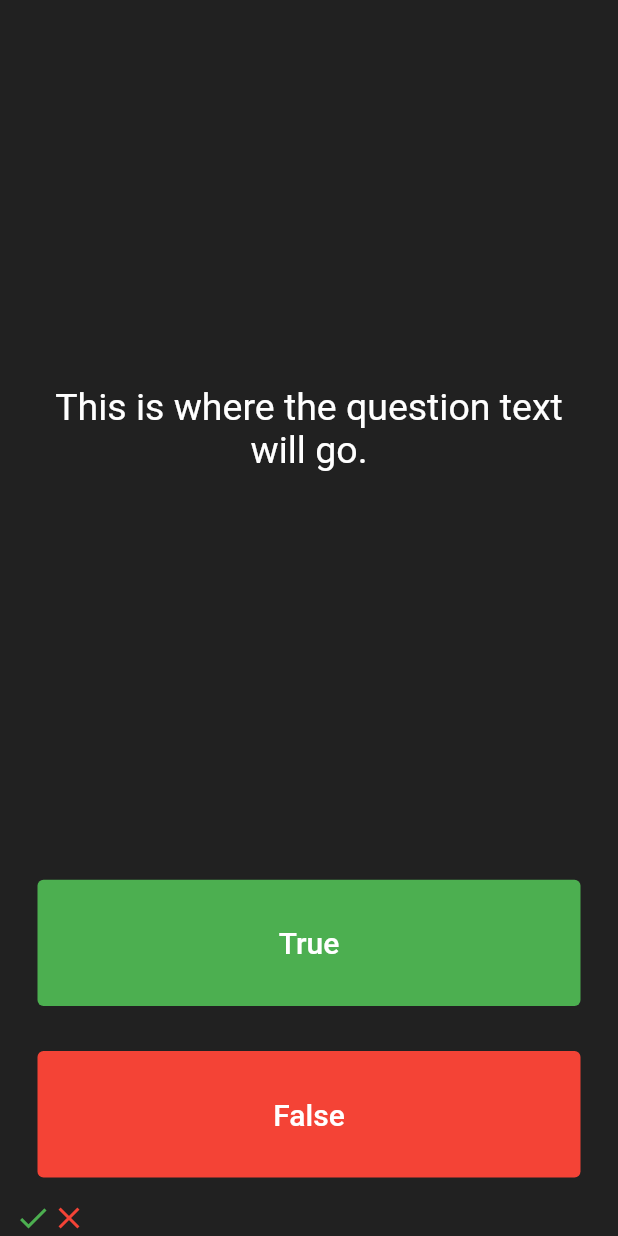
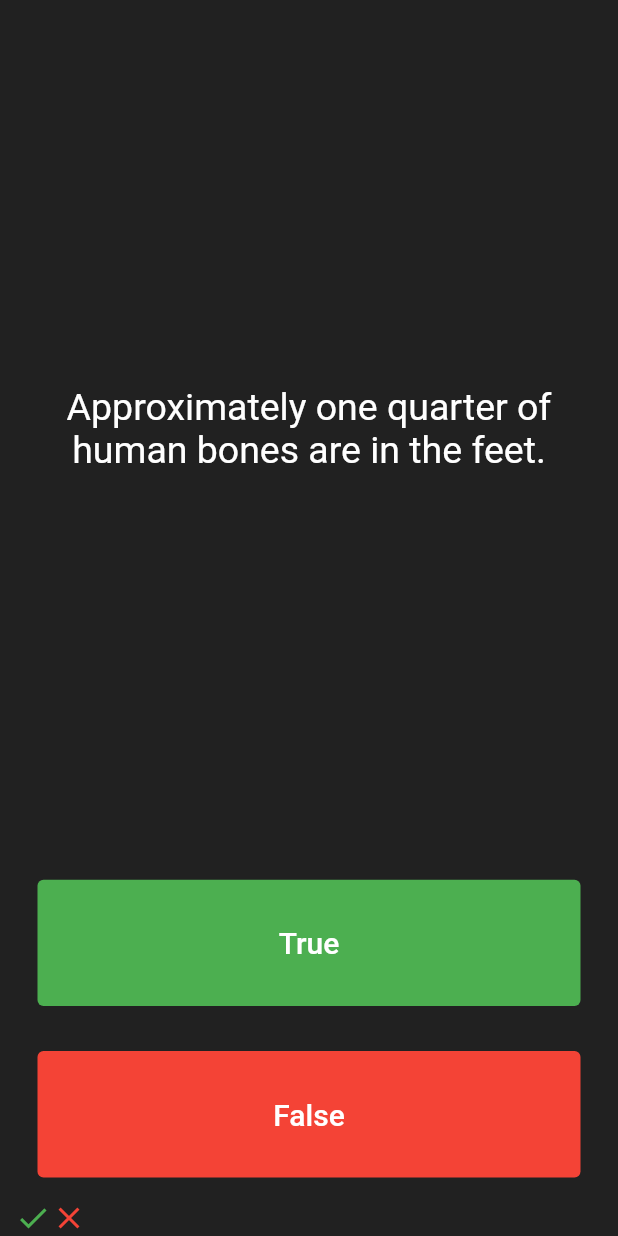
Before and after one commit to hritikhrk/quizzler_flutter, a Flutter app: the screen it shows after launch, after a tap on "True", after a tap on "False", on a phone screen of 412 x 824 dp. Run offline on Flutter 3.47's test engine with Material 2 defaults, Android fonts, the phone set to English and light mode, and no system bars.

Commit message:
add question bank

```diff
--- a/lib/main.dart
+++ b/lib/main.dart
@@ -1,5 +1,7 @@
 import 'package:flutter/material.dart';
+import 'package:quizzler_flutter/quiz_brain.dart';
 
+QuizBrain quizBrain = QuizBrain();
 void main() => runApp(Quizzler());
 
 class Quizzler extends StatelessWidget {
@@ -39,7 +41,7 @@ class _QuizPageState extends State<QuizPage> {
             padding: EdgeInsets.all(10.0),
             child: Center(
               child: Text(
-                'This is where the question text will go.',
+                quizBrain.getQuestionText(),
                 textAlign: TextAlign.center,
                 style: TextStyle(
                   fontSize: 25.0,
@@ -66,6 +68,7 @@ class _QuizPageState extends State<QuizPage> {
               ),
               onPressed: () {
                 //The user picked false.
+                quizBrain.nextQuestion();
                 setState(() {
                   scoreKeeper.add(
                     Icon(
@@ -94,6 +97,7 @@ class _QuizPageState extends State<QuizPage> {
               ),
               onPressed: () {
                 //The user picked false.
+                quizBrain.nextQuestion();
                 setState(() {
                   scoreKeeper.add(
                     Icon(
--- /dev/null
+++ b/lib/question.dart
@@ -0,0 +1,9 @@
+class Question {
+  String questionText = "";
+  bool questionAnswer = true;
+
+  Question(String q, bool a) {
+    questionText = q;
+    questionAnswer = a;
+  }
+}
--- /dev/null
+++ b/lib/quiz_brain.dart
@@ -0,0 +1,47 @@
+import 'package:quizzler_flutter/question.dart';
+
+int _questionNumber = 0;
+
+class QuizBrain {
+  List<Question> _questionBank = [
+    Question('Some cats are actually allergic to humans', true),
+    Question('You can lead a cow down stairs but not up stairs.', false),
+    Question('Approximately one quarter of human bones are in the feet.', true),
+    Question('A slug\'s blood is green.', true),
+    Question('Buzz Aldrin\'s mother\'s maiden name was \"Moon\".', true),
+    Question('It is illegal to pee in the Ocean in Portugal.', true),
+    Question(
+        'No piece of square dry paper can be folded in half more than 7 times.',
+        false),
+    Question(
+        'In London, UK, if you happen to die in the House of Parliament, you are technically entitled to a state funeral, because the building is considered too sacred a place.',
+        true),
+    Question(
+        'The loudest sound produced by any animal is 188 decibels. That animal is the African Elephant.',
+        false),
+    Question(
+        'The total surface area of two human lungs is approximately 70 square metres.',
+        true),
+    Question('Google was originally called \"Backrub\".', true),
+    Question(
+        'Chocolate affects a dog\'s heart and nervous system; a few ounces are enough to kill a small dog.',
+        true),
+    Question(
+        'In West Virginia, USA, if you accidentally hit an animal with your car, you are free to take it home to eat.',
+        true),
+  ];
+
+  void nextQuestion() {
+    if (_questionNumber < _questionBank.length - 1) {
+      _questionNumber++;
+    }
+  }
+
+  String getQuestionText() {
+    return _questionBank[_questionNumber].questionText;
+  }
+
+  bool getCorrectAnswer() {
+    return _questionBank[_questionNumber].questionAnswer;
+  }
+}
```
